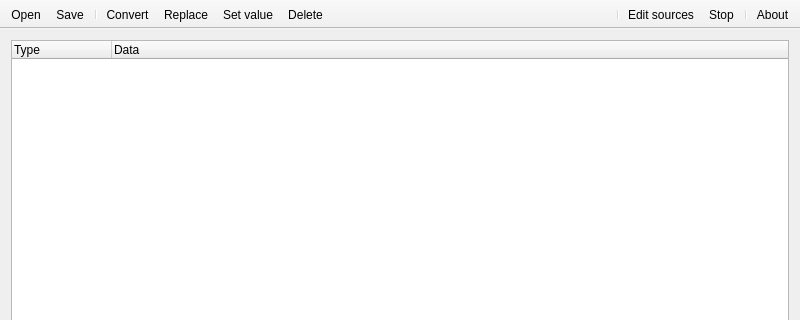
Kuszki/K-Converter, file mainwindow.ui: the form before one commit; both pictures show x 0 to 800 and y 0 to 320 of the 800 by 600 pixel window.
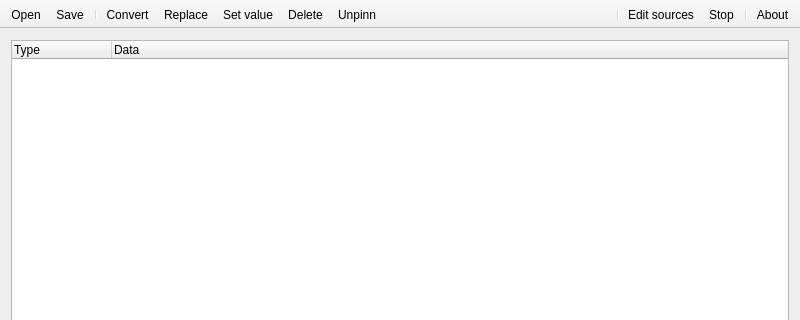
The form after the commit. Icons and pictures are not drawn.

Commit message: Add unpinn feature

The edit to the form file:
```diff
--- a/mainwindow.ui
+++ b/mainwindow.ui
@@ -42,6 +42,9 @@
    <property name="movable">
     <bool>false</bool>
    </property>
+   <property name="toolButtonStyle">
+    <enum>Qt::ToolButtonTextOnly</enum>
+   </property>
    <property name="floatable">
     <bool>false</bool>
    </property>
@@ -58,6 +61,7 @@
    <addaction name="actionReplace"/>
    <addaction name="actionSetvalue"/>
    <addaction name="actionDelete"/>
+   <addaction name="actionUnpinn"/>
   </widget>
   <widget class="QStatusBar" name="statusBar"/>
   <widget class="QToolBar" name="optionTools">
@@ -70,6 +74,9 @@
    <property name="movable">
     <bool>false</bool>
    </property>
+   <property name="toolButtonStyle">
+    <enum>Qt::ToolButtonTextOnly</enum>
+   </property>
    <property name="floatable">
     <bool>false</bool>
    </property>
@@ -189,6 +196,14 @@
     <string>Delete</string>
    </property>
   </action>
+  <action name="actionUnpinn">
+   <property name="icon">
+    <iconset theme="edit-unpinn"/>
+   </property>
+   <property name="text">
+    <string>Unpinn</string>
+   </property>
+  </action>
  </widget>
  <layoutdefault spacing="6" margin="11"/>
  <resources/>
```
Left out of the diff: 3 changed lines with no effect on the pictures. The commit also changes 10 other files.
